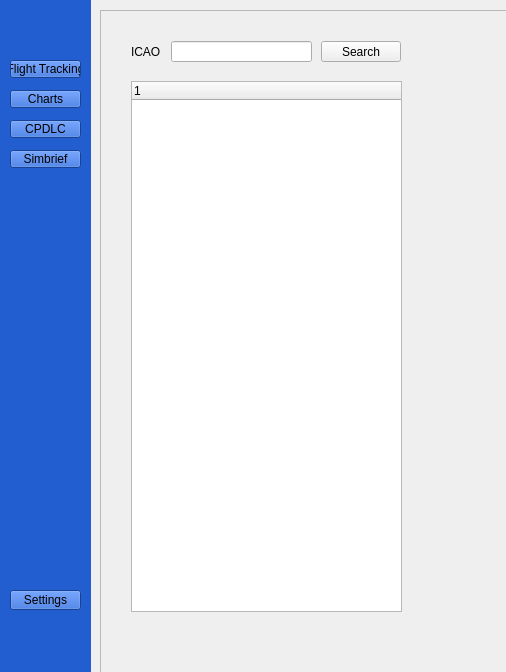
WiktorKociuba/VATATS, file tracking.ui: the form before one commit; both pictures show x 0 to 506 and y 0 to 672 of the 1200 by 800 pixel window.
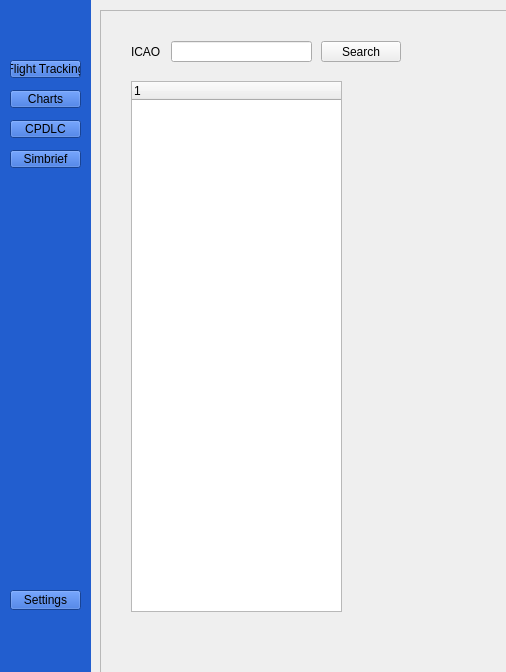
The form after the commit. The open tabs and pages were chosen to show the change.

The edit to the form file:
```diff
--- a/tracking.ui
+++ b/tracking.ui
@@ -318,7 +318,7 @@
         <rect>
          <x>20</x>
          <y>60</y>
-         <width>271</width>
+         <width>211</width>
          <height>531</height>
         </rect>
        </property>
@@ -326,9 +326,9 @@
       <widget class="QWidget" name="chartView" native="true">
        <property name="geometry">
         <rect>
-         <x>300</x>
+         <x>240</x>
          <y>60</y>
-         <width>761</width>
+         <width>821</width>
          <height>531</height>
         </rect>
        </property>
```
